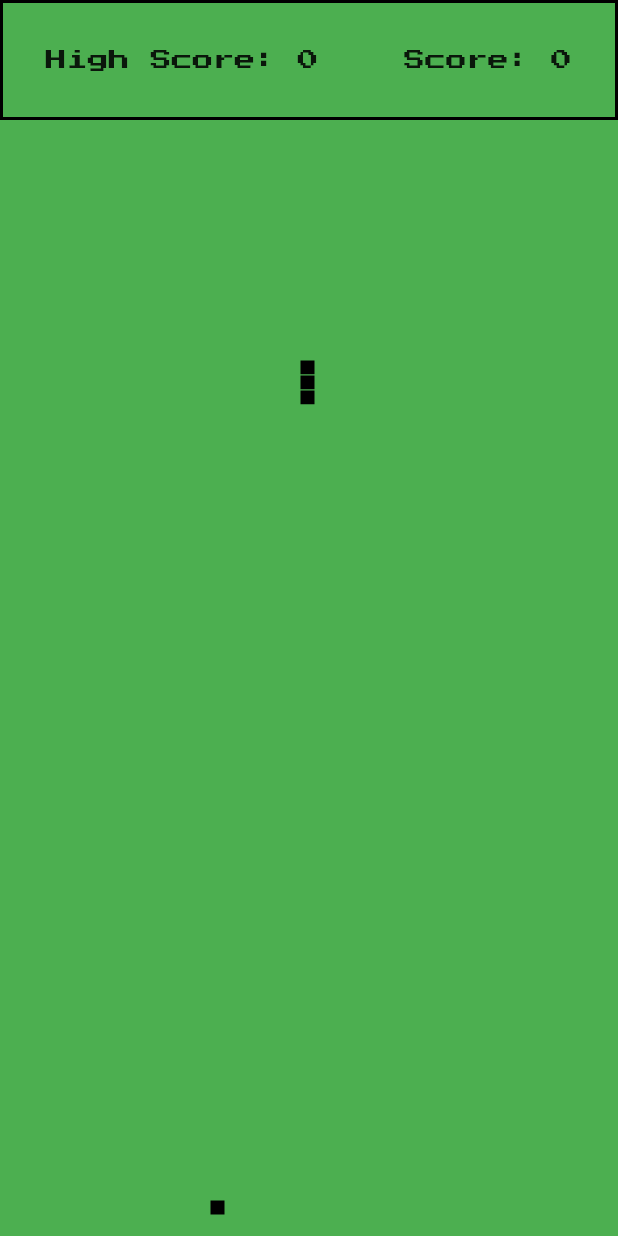
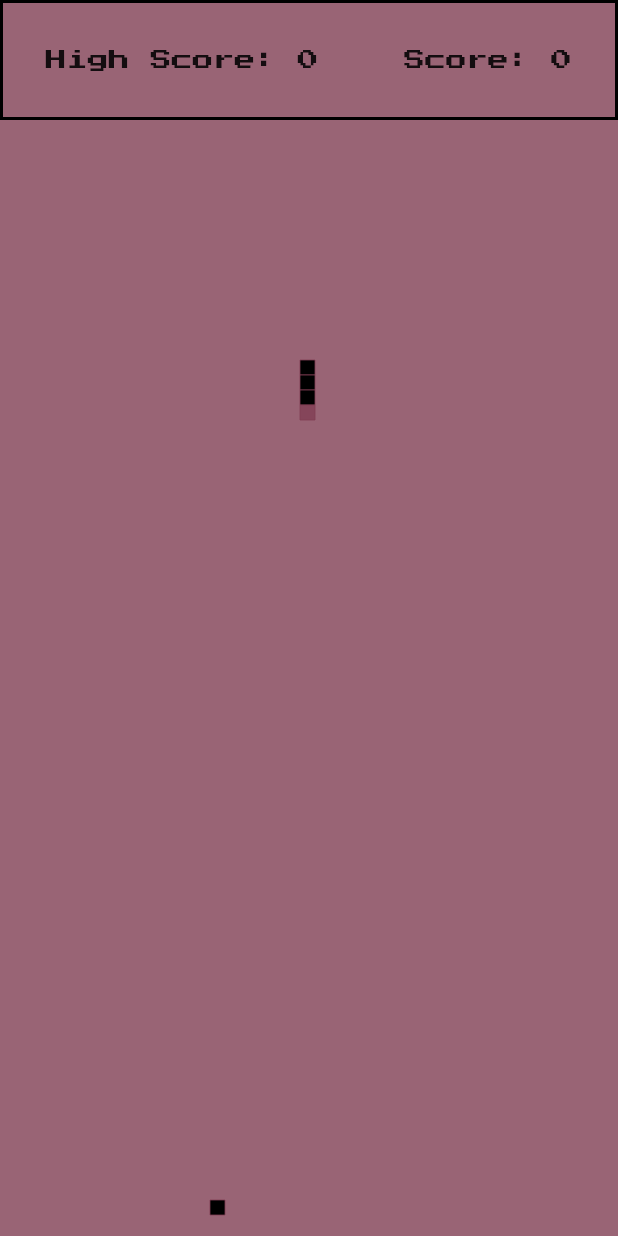
Before and after one commit to tcollard/snake, a Flutter app: the screen it shows after launch, after a tap on the "play arrow" icon, on a phone screen of 412 x 824 dp. Run offline on Flutter 3.47's test engine with Material 2 defaults, Android fonts, the light colour scheme and no system bars; our stand-ins replace audioplayers, shared_preferences; missing offline and left inert: swipedetector.

Commit message:
feat: 🎸 (snakeHelpers.dart) Add singleton to change color

```diff
--- a/snake/lib/helpers/cubeGenerator.dart
+++ b/snake/lib/helpers/cubeGenerator.dart
@@ -1,5 +1,6 @@
 import 'dart:math';
 import 'package:flutter/material.dart';
+import 'package:snake/helpers/snakeHelpers.dart';
 
 class Point {
   int x;
@@ -19,6 +20,7 @@ Point generateCubePoint(double width, double height) {
 }
 
 Positioned generateCubePosition(Point cubePoint, Color color) {
+  BackGroundColor _color = BackGroundColor();
   return Positioned(
     child: Container(
       width: 10,
@@ -26,7 +28,7 @@ Positioned generateCubePosition(Point cubePoint, Color color) {
       decoration: BoxDecoration(
         color: color,
         shape: BoxShape.rectangle,
-        border: Border.all(width: 0, color: Colors.green),
+        border: Border.all(width: 0, color: _color.getColor()),
       ),
     ),
     left: (cubePoint.x * 10).toDouble(),
--- a/snake/lib/helpers/snakeHelpers.dart
+++ b/snake/lib/helpers/snakeHelpers.dart
@@ -1,4 +1,7 @@
 import 'dart:async';
+import 'dart:math';
+
+import 'package:flutter/material.dart';
 
 class Refresh {
   Timer timer;
@@ -128,3 +131,28 @@ class Score {
     return this._score;
   }
 }
+
+class BackGroundColor {
+  static final BackGroundColor _singleton = BackGroundColor._internal();
+  HSVColor _hsv;
+  Color _color;
+
+  BackGroundColor._internal();
+
+  factory BackGroundColor() => _singleton;
+
+  Color getColor() {
+    if (_color == null) {
+      changeColor();
+    }
+    return _color;
+  }
+
+  changeColor() {
+      Random random = new Random();
+      _hsv = HSVColor.fromAHSV(0.8, random.nextInt(360).toDouble(), random.nextDouble(), 0.5);
+      _color = _hsv.toColor();
+      // _color = Color.fromARGB(255, random.nextInt(255), random.nextInt(255), random.nextInt(255));
+  }
+
+}
--- a/snake/lib/screen.dart
+++ b/snake/lib/screen.dart
@@ -1,6 +1,7 @@
 import 'package:flutter/material.dart';
 import 'package:snake/snake.dart';
 import 'package:snake/tools/infoGame.dart';
+import 'package:snake/helpers/snakeHelpers.dart';
 
 class SnakeScreen extends StatefulWidget {
   SnakeScreen({Key key}) : super(key: key);
@@ -10,6 +11,7 @@ class SnakeScreen extends StatefulWidget {
 }
 
 class _SnakeScreenState extends State<SnakeScreen> {
+  BackGroundColor _color = BackGroundColor();
   @override
   Widget build(BuildContext context) {
     final double width = MediaQuery.of(context).size.width;
@@ -23,7 +25,7 @@ class _SnakeScreenState extends State<SnakeScreen> {
           Container(
             width: width,
             height: height - 80,
-            color: Colors.green,
+            color: _color.getColor(),
             child: Snake(width: width, height: height),
           ),
         ],
@@ -40,6 +42,8 @@ class ScoreBar extends StatefulWidget {
 }
 
 class _ScoreBarState extends State<ScoreBar> {
+  BackGroundColor _color = BackGroundColor();
+
   @override
   Widget build(BuildContext context) {
     final InfoGameState gameInfo = InfoGame.of(context);
@@ -47,7 +51,7 @@ class _ScoreBarState extends State<ScoreBar> {
     return Container(
       height: 80,
       decoration: BoxDecoration(
-          color: Colors.green,
+          color: _color.getColor(),
           shape: BoxShape.rectangle,
           border: Border.all(width: 2.0, color: Colors.black)),
       child: Row(mainAxisAlignment: MainAxisAlignment.spaceAround, children: [
--- a/snake/lib/snake.dart
+++ b/snake/lib/snake.dart
@@ -88,13 +88,14 @@ class _SnakeState extends State<Snake> {
   }
 
   Widget screenDrawing(Positioned cubePosition, Point cubePoint) {
+    BackGroundColor _color = BackGroundColor();
     int index = 0;
     snakePosition = [cubePosition];
     snakeBody.forEach((elem) {
       snakePosition.add(generateCubePosition(
           elem,
           (index == (snakeBody.length - 1) && check.getAdd())
-              ? Colors.green
+              ? _color.getColor()
               : Colors.black));
       index += 1;
     });
@@ -104,6 +105,7 @@ class _SnakeState extends State<Snake> {
       final InfoGameState gameInfo = InfoGame.of(context);
       gameInfo.updateScore();
       score.setScore();
+      _color.changeColor();
     } else if (index == snakeBody.length && index > 1 && check.getAdd()) {
       snakeBody.removeLast();
     }
```
